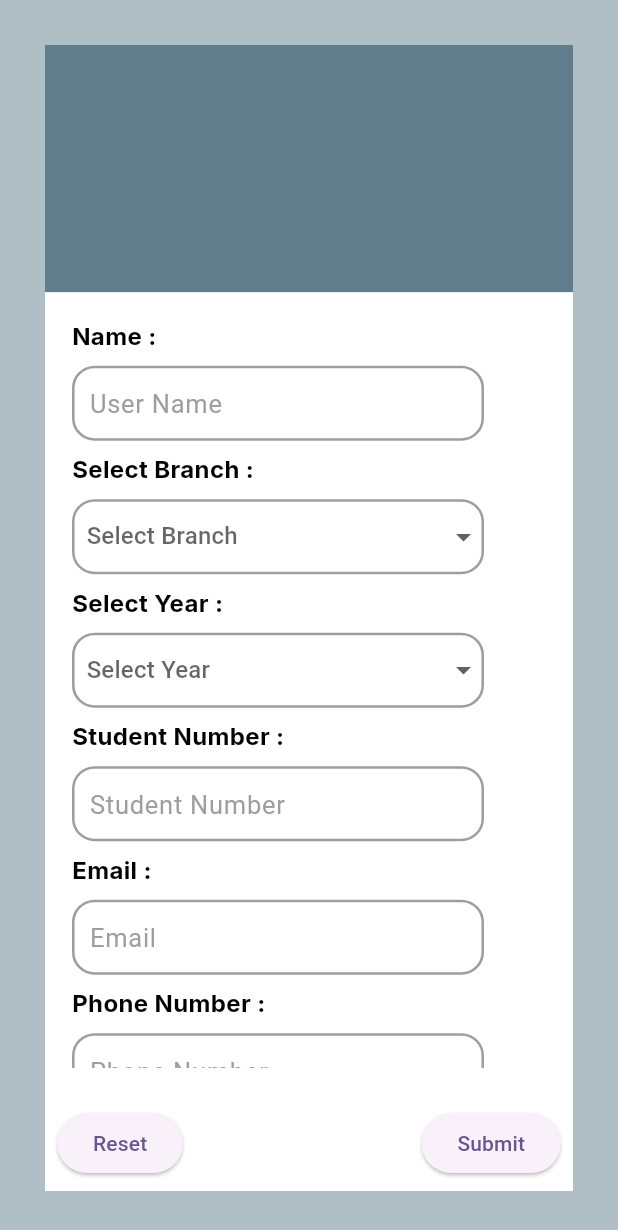
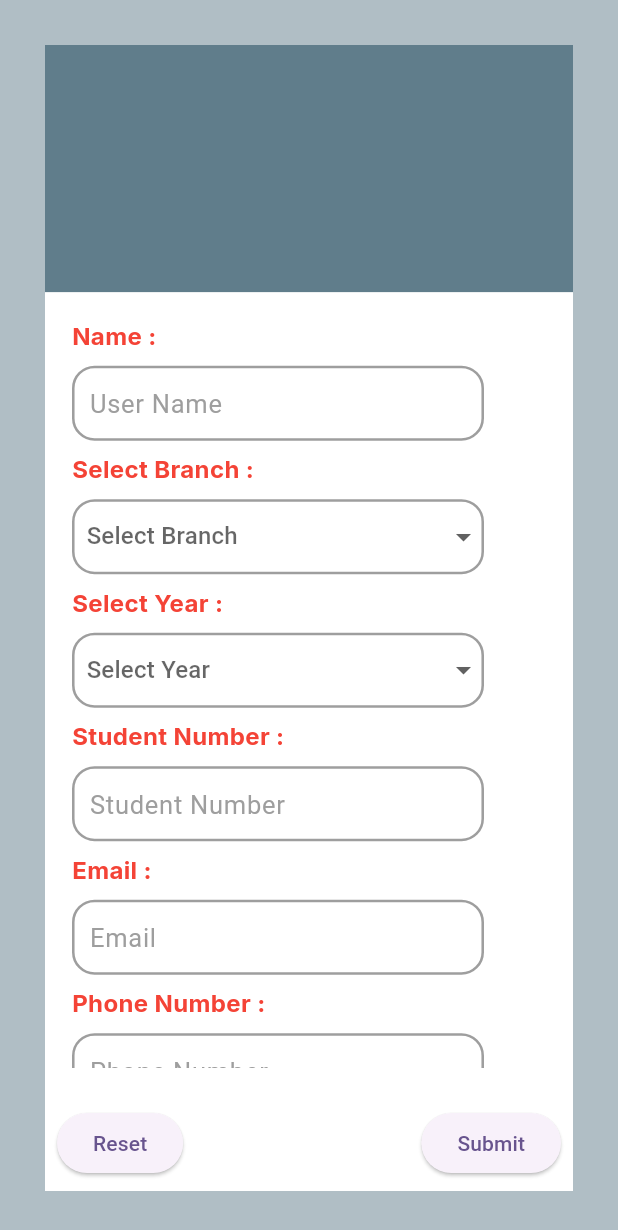
Before and after one commit to Shashank-Sahu8/Conatus_registration, a Flutter app: the Form_page screen opened directly, after a tap on "Submit", on a phone screen of 412 x 824 dp. Shown: the top 1230 px of the screen. Run offline on Flutter 3.47's test engine with Material 3 defaults, Android fonts, the phone set to English and light mode, and no system bars; our stand-ins replace google_fonts, responsive_builder.

```diff
--- a/lib/Page_2/Widgets/container1.dart
+++ b/lib/Page_2/Widgets/container1.dart
@@ -3,6 +3,7 @@ import 'package:flutter/material.dart';
 import 'package:flutter/widgets.dart';
 import 'package:google_fonts/google_fonts.dart';
 import 'package:responsive_builder/responsive_builder.dart';
+import 'package:webapp/Page_3/ThankYou_page.dart';
 import 'package:webapp/Utils/Colour.dart';
 import 'package:webapp/Utils/constants.dart';
 
@@ -23,6 +24,7 @@ class _container1State extends State<container1> {
   String scholarc ="empty";
   ScrollController _scrollController = ScrollController();
   final formfield = GlobalKey<FormState>();
+  static Color valcolor=Colors.black;
 
 
   @override
@@ -56,20 +58,7 @@ class _container1State extends State<container1> {
                   child: similarform(),
                 ),
               ),
-              Container(
-                color: Colors.white,
-                child: Padding(
-                  padding: const EdgeInsets.all(8.0),
-                  child: Row(mainAxisAlignment: MainAxisAlignment.spaceBetween,
-                    children: [
-                      ElevatedButton(onPressed: (){setState(() {
-                        namec.clear();branchc="empty";yearc="empty";scholarc="empty";stdc.clear();mailc.clear();phonec.clear();
-                      });}, child: Text("Reset")),
-                      ElevatedButton(onPressed: (){}, child: Text("Submit"))
-                    ],
-                  ),
-                ),
-              )
+              validate()
             ],
           ),
         ),
@@ -104,20 +93,7 @@ class _container1State extends State<container1> {
                       ),
                     ),
 
-                    Container(
-                      color: Colors.white,
-                      child: Padding(
-                        padding: const EdgeInsets.all(8.0),
-                        child: Row(mainAxisAlignment: MainAxisAlignment.spaceBetween,
-                          children: [
-                            ElevatedButton(onPressed: (){setState(() {
-                              namec.clear();branchc="empty";yearc="empty";scholarc="empty";stdc.clear();mailc.clear();phonec.clear();
-                            });}, child: Text("Reset")),
-                            ElevatedButton(onPressed: (){}, child: Text("Submit"))
-                          ],
-                        ),
-                      ),
-                    )
+                    validate()
                   ],
                 ),
               ),
@@ -135,7 +111,10 @@ class _container1State extends State<container1> {
     return Container(
       color: Colors.white,
       child: Form(
-        key: formfield,
+
+        key: formfield,onPopInvoked: (didPop) {
+          print("some erroe");
+        },
         child: Padding(
           padding: const EdgeInsets.all(18.0),
           child: SingleChildScrollView(
@@ -148,7 +127,7 @@ class _container1State extends State<container1> {
                 Text(
                   "Name :",
                   style: GoogleFonts.inter(
-                      color: Colors.black,
+                      color: valcolor,
                       fontWeight: FontWeight.bold,
                       fontSize: 16),
                 ),
@@ -175,9 +154,10 @@ class _container1State extends State<container1> {
                           border: InputBorder.none),
                       validator: (value) {
                         if (value!.isEmpty) {
-                          return 'Enter';
+                          setState(() {
+                            valcolor=Colors.red;
+                          });
                         }
-                        return null;
                       },
                     ),
                   ),
@@ -191,7 +171,7 @@ class _container1State extends State<container1> {
                 Text(
                   "Select Branch :",
                   style: GoogleFonts.inter(
-                      color: Colors.black,
+                      color: valcolor,
                       fontWeight: FontWeight.bold,
                       fontSize: 16),
                 ),
@@ -230,7 +210,7 @@ class _container1State extends State<container1> {
                 Text(
                   "Select Year :",
                   style: GoogleFonts.inter(
-                      color: Colors.black,
+                      color: valcolor,
                       fontWeight: FontWeight.bold,
                       fontSize: 16),
                 ),
@@ -269,7 +249,7 @@ class _container1State extends State<container1> {
                 Text(
                   "Student Number :",
                   style: GoogleFonts.inter(
-                      color: Colors.black,
+                      color: valcolor,
                       fontWeight: FontWeight.bold,
                       fontSize: 16),
                 ),
@@ -286,7 +266,7 @@ class _container1State extends State<container1> {
                   child: Padding(
                     padding: const EdgeInsets.only(left: 10.0),
                     child: TextFormField(
-                      keyboardType: TextInputType.number,
+                      keyboardType: TextInputType.text,
                       controller: stdc,
                       decoration: const InputDecoration(
                           hintText: "Student Number",
@@ -296,9 +276,10 @@ class _container1State extends State<container1> {
                           border: InputBorder.none),
                       validator: (value) {
                         if (value!.isEmpty) {
-                          return 'Enter';
+                          setState(() {
+                            valcolor=Colors.red;
+                          });
                         }
-                        return null;
                       },
                     ),
                   ),
@@ -313,7 +294,7 @@ class _container1State extends State<container1> {
                 Text(
                   "Email :",
                   style: GoogleFonts.inter(
-                      color: Colors.black,
+                      color: valcolor,
                       fontWeight: FontWeight.bold,
                       fontSize: 16),
                 ),
@@ -340,9 +321,10 @@ class _container1State extends State<container1> {
                           border: InputBorder.none),
                       validator: (value) {
                         if (value!.isEmpty) {
-                          return 'Enter';
+                          setState(() {
+                            valcolor=Colors.red;
+                          });
                         }
-                        return null;
                       },
                     ),
                   ),
@@ -357,7 +339,7 @@ class _container1State extends State<container1> {
                 Text(
                   "Phone Number :",
                   style: GoogleFonts.inter(
-                      color: Colors.black,
+                      color: valcolor,
                       fontWeight: FontWeight.bold,
                       fontSize: 16),
                 ),
@@ -384,9 +366,10 @@ class _container1State extends State<container1> {
                           border: InputBorder.none),
                       validator: (value) {
                         if (value!.isEmpty) {
-                          return 'Enter';
+                          setState(() {
+                            valcolor=Colors.red;
+                          });
                         }
-                        return null;
                       },
                     ),
                   ),
@@ -400,7 +383,7 @@ class _container1State extends State<container1> {
                 Text(
                   "Scholar Type :",
                   style: GoogleFonts.inter(
-                      color: Colors.black,
+                      color: valcolor,
                       fontWeight: FontWeight.bold,
                       fontSize: 16),
                 ),
@@ -446,4 +429,53 @@ class _container1State extends State<container1> {
       ),
     );
   }
+
+  Widget validate()
+
+  {
+    return  Container(
+      color: Colors.white,
+      child: Padding(
+        padding: const EdgeInsets.all(8.0),
+        child: Row(mainAxisAlignment: MainAxisAlignment.spaceBetween,
+          children: [
+            ElevatedButton(onPressed: (){setState(() {
+              namec.clear();branchc="empty";yearc="empty";scholarc="empty";stdc.clear();mailc.clear();phonec.clear();
+            });}, child: Text("Reset")),
+            ElevatedButton(onPressed: (){
+              if(formfield.currentState!.validate() && isValidEmail(mailc.text) && isValidName(namec.text) && isValidPhoneNumber(phonec.text) && isValidStudentNumber(stdc.text) && branchc!="empty" && yearc!="empty" && scholarc!="empty" && mailc.text.substring(mailc.text.length - 12)=="@akgec.ac.in" && (mailc.text.contains(stdc.text)||( mailc.text.contains(stdc.text.substring(0,stdc.text.length-1))&&stdc.text.length==8))  && phonec.text.length==10 )
+              {
+                print(namec.text + mailc.text + namec.text + phonec.text + stdc.text );
+                Navigator.push(context, MaterialPageRoute(builder: (context)=>thanks()));
+              }
+              else if(phonec.text.length!=10)
+              {
+                print ("incorrect phone number");
+              }
+              else if(branchc=="empty" || yearc=="empty" || scholarc=="empty")
+              {
+                setState(() {
+                  valcolor=Colors.red;
+                });
+                print('some field is missing');
+              }
+              else if(mailc.text.substring(mailc.text.length - 12)!="@akgec.ac.in")
+              {
+                print("use your college mail id");
+              }
+              else if(mailc.text.contains(stdc.text))
+              {
+                print("student number and mail  matching");
+              }
+              else
+              {
+                print('error');
+              }
+
+            }, child: Text("Submit"))
+          ],
+        ),
+      ),
+    );
+  }
 }
--- a/lib/Utils/constants.dart
+++ b/lib/Utils/constants.dart
@@ -8,7 +8,7 @@ List<String>scholar=['Days Scholar','Hosteller'];
 
 bool isValidEmail(String email) {
   // Regular expression pattern for validating an email address
-  final RegExp emailRegex = RegExp(r'^[\w-\.]+@([\w-]+\.)+[\w-]{2,4}$');
+  final RegExp emailRegex =RegExp(r'^[a-z0-9._%+-]+@[a-z0-9.-]+\.[a-z]{2,}$');
 
   return emailRegex.hasMatch(email);
 }
@@ -34,7 +34,7 @@ bool isValidPhoneNumber(String phoneNumber) {
 
 bool isValidStudentNumber(String studentNumber) {
   // Regular expression pattern for validating a 7-digit numeric student number
-  final RegExp studentNumberRegex = RegExp(r'^[0-9]{7}$');
+  final RegExp studentNumberRegex = RegExp(r'^\d{7}(d)?$');
 
   return studentNumberRegex.hasMatch(studentNumber);
 }
```
Also changed, not shown: lib/Page_3/ThankYou_page.dart (+19 -0 lines).
